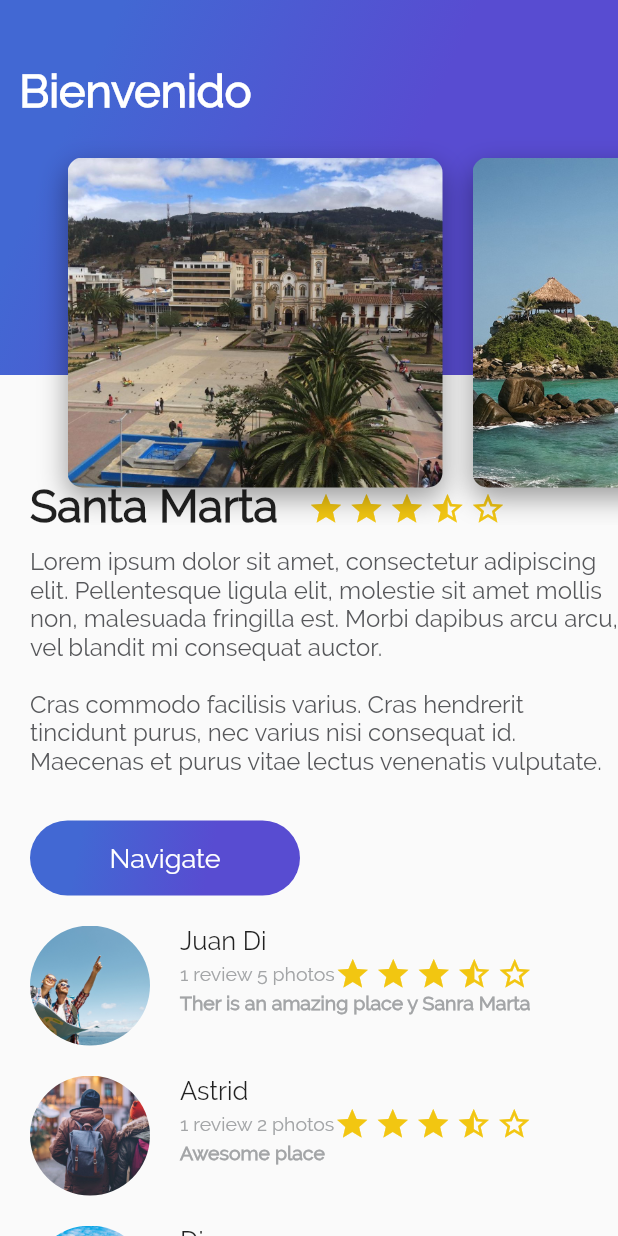
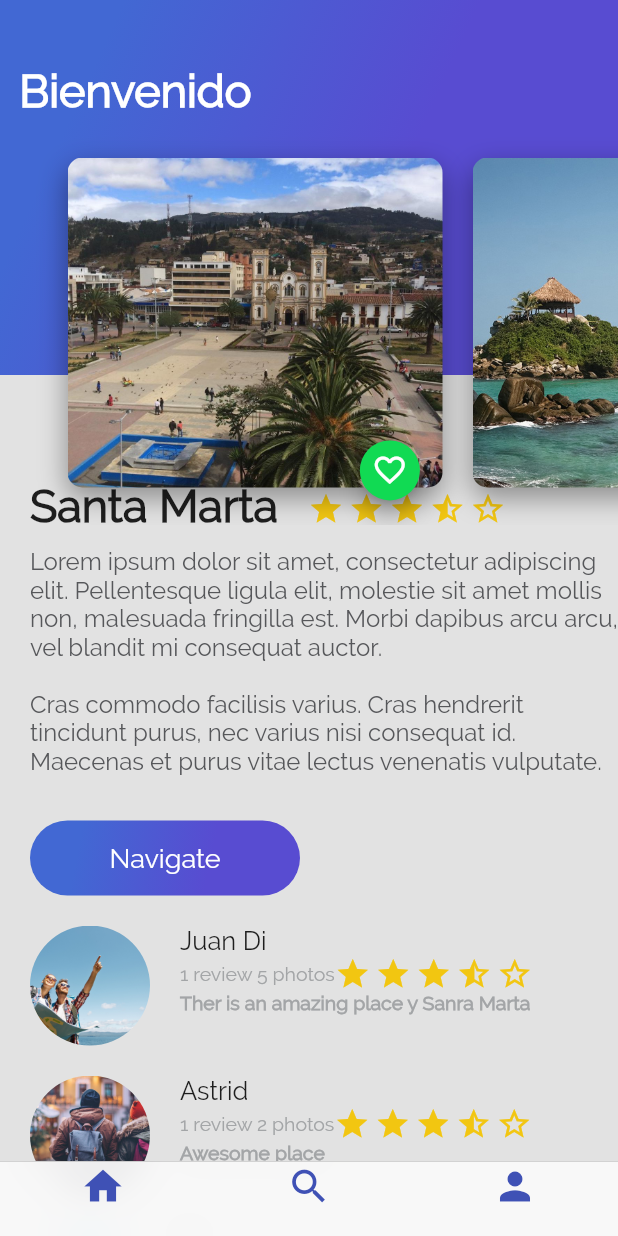
Before and after one commit to darvela/platzi_trips_app, a Flutter app: the screen it shows after launch, on a phone screen of 412 x 824 dp. Run offline on Flutter 3.47's test engine with Material 2 defaults, Android fonts, the phone set to English and light mode, and no system bars.

Commit message:
Se adiciona lógica especifica para los tabs con cupertino iOS

```diff
--- a/lib/card_image.dart
+++ b/lib/card_image.dart
@@ -1,4 +1,5 @@
 import 'package:flutter/material.dart';
+import 'floating_action_button_green.dart';
 
 class CardImage extends StatelessWidget {
 
@@ -34,7 +35,13 @@ class CardImage extends StatelessWidget {
       ),
     );
 
-    return card;
+    return Stack(
+      alignment: Alignment(0.9,1.1),
+      children: <Widget>[
+        card,
+        FloatingActionButtonGreen()
+      ],
+    );
   }
 
 }
--- /dev/null
+++ b/lib/floating_action_button_green.dart
@@ -0,0 +1,41 @@
+import 'package:flutter/material.dart';
+
+class FloatingActionButtonGreen extends StatefulWidget{
+  @override
+  State<StatefulWidget> createState() {
+    return _FloatingActionButtonGreen();
+  }
+
+}
+
+class _FloatingActionButtonGreen extends State<FloatingActionButtonGreen>{
+
+  bool isFavorite = false;
+
+  void onPressedFav(){
+    setState(() {
+      this.isFavorite = !this.isFavorite;
+    });
+
+    Scaffold.of(context).showSnackBar(
+        SnackBar(
+            content: Text("Added to your Favorites")
+        )
+    );
+  }
+
+  @override
+  Widget build(BuildContext context) {
+
+    return FloatingActionButton(
+      backgroundColor: Color(0xFF11DA53),
+      mini: true,
+      tooltip: "Fav",
+      onPressed: onPressedFav,
+      child: Icon(
+          this.isFavorite ? Icons.favorite : Icons.favorite_border
+      )
+    );
+  }
+
+}
--- /dev/null
+++ b/lib/home_trips.dart
@@ -0,0 +1,28 @@
+import 'package:flutter/material.dart';
+import 'package:platzi_trips_app/review_list.dart';
+
+import 'description_place.dart';
+import 'header_appbar.dart';
+
+class HomeTrips extends StatelessWidget{
+
+  String descriptionDummy =
+      "Lorem ipsum dolor sit amet, consectetur adipiscing elit. Pellentesque ligula elit, molestie sit amet mollis non, malesuada fringilla est. Morbi dapibus arcu arcu, vel blandit mi consequat auctor. \n\nCras commodo facilisis varius. Cras hendrerit tincidunt purus, nec varius nisi consequat id. Maecenas et purus vitae lectus venenatis vulputate.";
+
+  @override
+  Widget build(BuildContext context) {
+    return Stack(
+      children: <Widget>[
+        ListView(
+          children: <Widget>[
+            DescriptionPlace("Santa Marta", 4, descriptionDummy),
+            ReviewList()
+          ],
+        ),
+        HeaderAppbar()
+      ]
+    );
+
+  }
+
+}
--- a/lib/main.dart
+++ b/lib/main.dart
@@ -1,9 +1,7 @@
 import 'package:flutter/material.dart';
 import 'package:flutter/services.dart';
-import 'package:platzi_trips_app/description_place.dart';
-import 'package:platzi_trips_app/gradient_back.dart';
-import 'package:platzi_trips_app/review_list.dart';
-import 'package:platzi_trips_app/header_appbar.dart';
+import 'platzi_trips.dart';
+import 'platzi_trips_cupertino.dart';
 
 void main() => runApp(MyApp());
 
@@ -32,19 +30,8 @@ class MyApp extends StatelessWidget {
           // is not restarted.
           primarySwatch: Colors.blue,
         ),
-        home: Scaffold(
-            //body: new DescriptionPlace("Santa Marta", 4, descriptionDummy),
-            body: Stack(
-          children: <Widget>[
-            ListView(
-              children: <Widget>[
-                DescriptionPlace("Santa Marta", 4, descriptionDummy),
-                ReviewList()
-              ],
-            ),
-            HeaderAppbar()
-          ],
-        )) //MyHomePage(title: 'Flutter Demo Home Page'),
+         home: PlatziTripsCupertino(),
+         //MyHomePage(title: 'Flutter Demo Home Page'),
         );
   }
 }
--- /dev/null
+++ b/lib/platzi_trips_cupertino.dart
@@ -0,0 +1,57 @@
+import 'package:flutter/material.dart';
+import 'package:flutter/cupertino.dart';
+import 'package:platzi_trips_app/home_trips.dart';
+import 'package:platzi_trips_app/profile_trips.dart';
+import 'package:platzi_trips_app/search_trips.dart';
+
+class PlatziTripsCupertino extends StatelessWidget {
+  @override
+  Widget build(BuildContext context) {
+    // TODO: implement build
+
+    return Scaffold(
+      bottomNavigationBar: CupertinoTabScaffold(
+        tabBar: CupertinoTabBar(
+            items: [
+              BottomNavigationBarItem(
+                  icon: Icon(Icons.home, color: Colors.indigo),
+                  title: Text("")
+              ),
+              BottomNavigationBarItem(
+                  icon: Icon(Icons.search, color: Colors.indigo),
+                  title: Text("")
+              ),
+              BottomNavigationBarItem(
+                  icon: Icon(Icons.person, color: Colors.indigo),
+                  title: Text("")
+              ),
+            ]
+        ),
+
+        // ignore: missing_return
+        tabBuilder: (BuildContext context, int index) {
+          switch (index) {
+            case 0:
+              return CupertinoTabView(
+                builder: (BuildContext context) => HomeTrips(),
+              );
+              break;
+            case 1:
+              return CupertinoTabView(
+                builder: (BuildContext context) => SearchTrips(),
+              );
+              break;
+            case 2:
+              return CupertinoTabView(
+                builder: (BuildContext context) => ProfilesTrips()
+              );
+              break;
+
+          }
+
+        },
+      ),
+    );
+  }
+
+}
```
Also changed, not shown: lib/platzi_trips.dart (added, +60 -0 lines), lib/profile_trips.dart (added, +12 -0 lines), lib/search_trips.dart (added, +12 -0 lines).
